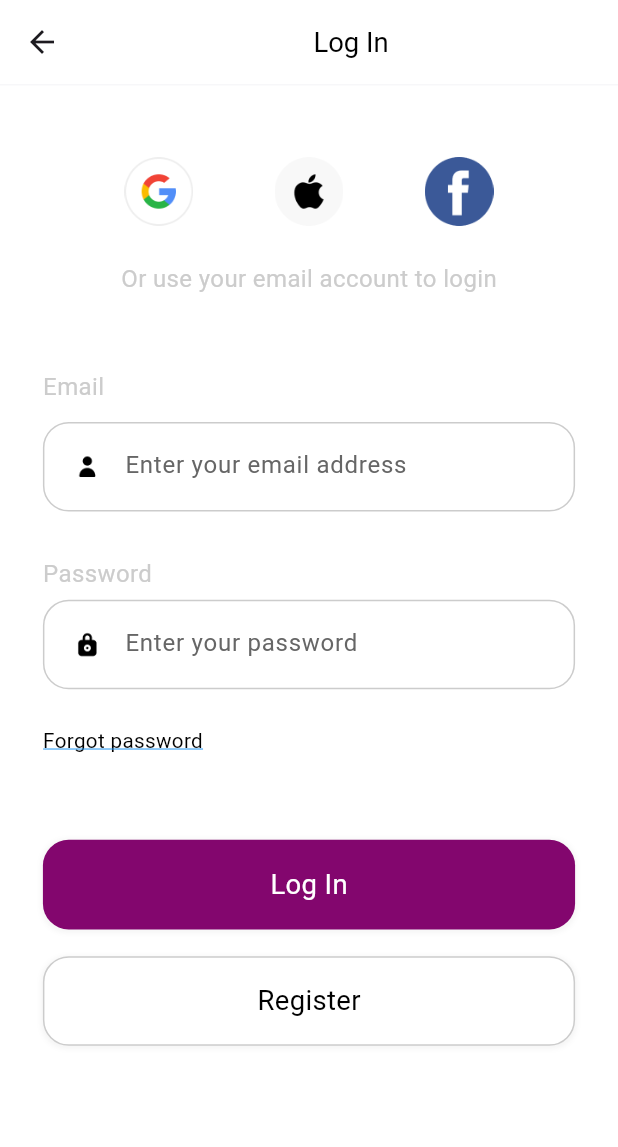
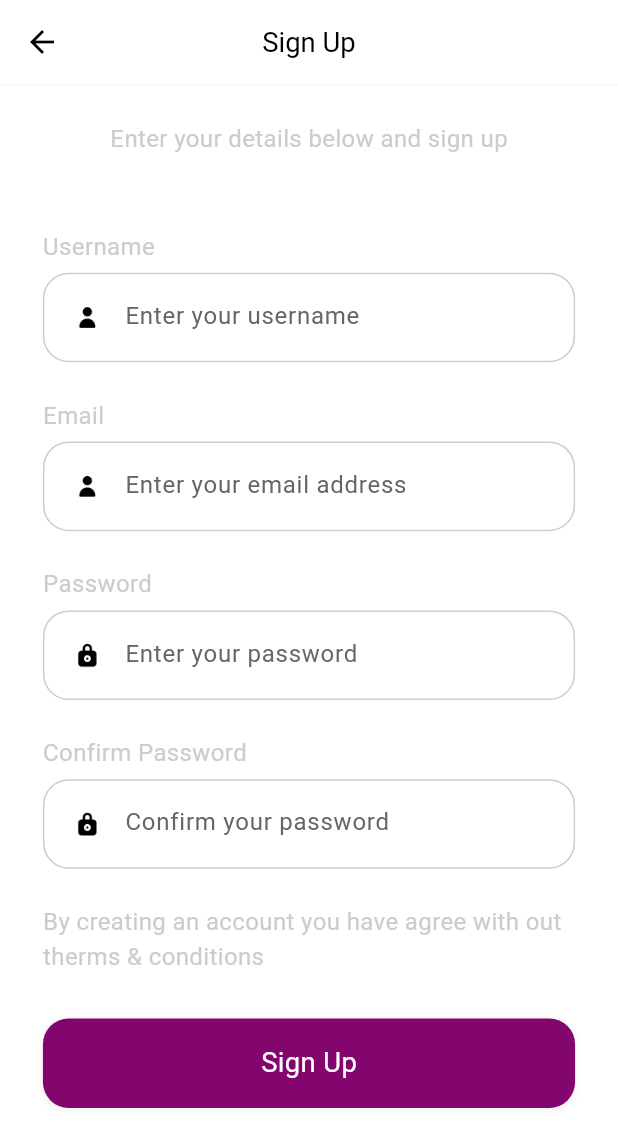
Before and after one commit to santetch/flutter_sample_course, a Flutter app: the SignIn screen opened by its route, after a tap on "Register", on a phone screen of 412 x 824 dp. Shown: the top 1147 px of the screen. Run offline on Flutter 3.47's test engine with Material 2 defaults, Android fonts, the phone set to English and light mode, and no system bars; our stand-ins replace cloud_firestore, dots_indicator, firebase_auth, firebase_core, flutter_bloc, flutter_screenutil and 1 more; accounts and stored records are empty; Roboto replaces fonts that are missing (Avenir).

Commit message:
adds register page

```diff
--- a/lib/main.dart
+++ b/lib/main.dart
@@ -4,7 +4,9 @@ import 'package:flutter_screenutil/flutter_screenutil.dart';
 import 'package:u_course_example/app_blocs.dart';
 import 'package:u_course_example/app_events.dart';
 import 'package:u_course_example/app_states.dart';
+import 'package:u_course_example/common/values/colors.dart';
 import 'package:u_course_example/pages/bloc_providers.dart';
+import 'package:u_course_example/pages/register/register.dart';
 import 'package:u_course_example/pages/sign_in/sign_in.dart';
 import 'package:firebase_core/firebase_core.dart';
 
@@ -30,6 +32,7 @@ class MyApp extends StatelessWidget {
           title: 'Flutter Demo',
           theme: ThemeData(
             appBarTheme: const AppBarTheme(
+              iconTheme: IconThemeData(color: AppColors.primaryText),
               elevation: 0,
               backgroundColor: Colors.white,
             ),
@@ -40,6 +43,7 @@ class MyApp extends StatelessWidget {
           routes: {
             "myHomePage": (context) => const MyHomePage(),
             "signIn": (context) => const SignIn(),
+            "register": (context) => const Register(),
           },
         ),
       ),
--- /dev/null
+++ b/lib/pages/register/register.dart
@@ -0,0 +1,88 @@
+import 'package:flutter/material.dart';
+import 'package:flutter_screenutil/flutter_screenutil.dart';
+
+import '../widgets/common_widgets.dart';
+
+class Register extends StatefulWidget {
+  const Register({super.key});
+
+  @override
+  State<Register> createState() => _RegisterState();
+}
+
+class _RegisterState extends State<Register> {
+  @override
+  Widget build(BuildContext context) {
+    return Container(
+      color: Colors.white,
+      child: SafeArea(
+        child: Scaffold(
+          backgroundColor: Colors.white,
+          appBar: buildAppBar("Sign Up"),
+          body: SingleChildScrollView(
+            child: Column(
+              crossAxisAlignment: CrossAxisAlignment.start,
+              children: [
+                SizedBox(
+                  height: 20.h,
+                ),
+                Center(
+                  child: reusableText("Enter your details below and sign up"),
+                ),
+                Container(
+                  margin: EdgeInsets.only(top: 36.h),
+                  padding: EdgeInsets.only(left: 25.w, right: 25.w),
+                  child: Column(
+                    crossAxisAlignment: CrossAxisAlignment.start,
+                    children: [
+                      reusableText("Username"),
+                      buildTextField(
+                        "Enter your username",
+                        "username",
+                        "user",
+                        (value) {},
+                      ),
+                      reusableText("Email"),
+                      buildTextField(
+                        "Enter your email address",
+                        "email",
+                        "user",
+                        (value) {},
+                      ),
+                      reusableText("Password"),
+                      buildTextField(
+                        "Enter your password",
+                        "password",
+                        "lock",
+                        (value) {},
+                      ),
+                      reusableText("Confirm Password"),
+                      buildTextField(
+                        "Confirm your password",
+                        "password",
+                        "lock",
+                        (value) {},
+                      ),
+                    ],
+                  ),
+                ),
+                Container(
+                  margin: EdgeInsets.only(left: 25.w),
+                  child: reusableText(
+                      "By creating an account you have agree with out therms & conditions"),
+                ),
+                buildLogInAndRegisterButtons(
+                  "Sign Up",
+                  "login",
+                  () {
+                    Navigator.of(context).pushNamed("register");
+                  },
+                ),
+              ],
+            ),
+          ),
+        ),
+      ),
+    );
+  }
+}
--- a/lib/pages/sign_in/sign_in.dart
+++ b/lib/pages/sign_in/sign_in.dart
@@ -5,7 +5,8 @@ import 'package:u_course_example/pages/sign_in/bloc/sign_in_bloc.dart';
 import 'package:u_course_example/pages/sign_in/bloc/sign_in_event.dart';
 import 'package:u_course_example/pages/sign_in/bloc/sign_in_states.dart';
 import 'package:u_course_example/pages/sign_in/sign_in_controller.dart';
-import 'package:u_course_example/pages/sign_in/widgets/sign_in_widget.dart';
+
+import '../widgets/common_widgets.dart';
 
 class SignIn extends StatefulWidget {
   const SignIn({super.key});
@@ -23,7 +24,7 @@ class _SignInState extends State<SignIn> {
         child: SafeArea(
           child: Scaffold(
             backgroundColor: Colors.white,
-            appBar: buildAppBar(),
+            appBar: buildAppBar("Log In"),
             body: SingleChildScrollView(
               child: Column(
                 crossAxisAlignment: CrossAxisAlignment.start,
@@ -74,7 +75,9 @@ class _SignInState extends State<SignIn> {
                   buildLogInAndRegisterButtons(
                     "Register",
                     "register",
-                    () {},
+                    () {
+                      Navigator.of(context).pushNamed("register");
+                    },
                   ),
                 ],
               ),
--- a/lib/pages/sign_in/widgets/sign_in_widget.dart
+++ b/lib/pages/widgets/common_widgets.dart
@@ -2,7 +2,7 @@ import 'package:flutter/material.dart';
 import 'package:flutter_screenutil/flutter_screenutil.dart';
 import 'package:u_course_example/common/values/colors.dart';
 
-AppBar buildAppBar() {
+AppBar buildAppBar(String type) {
   return AppBar(
     bottom: PreferredSize(
       preferredSize: const Size.fromHeight(1.0),
@@ -11,13 +11,13 @@ AppBar buildAppBar() {
         height: 1.0,
       ),
     ),
-    title: Center(
-      child: Text(
-        "Log In",
-        style: TextStyle(
-            color: AppColors.primaryText,
-            fontSize: 16.sp,
-            fontWeight: FontWeight.normal),
+    centerTitle: true,
+    title: Text(
+      type,
+      style: TextStyle(
+        color: AppColors.primaryText,
+        fontSize: 16.sp,
+        fontWeight: FontWeight.normal,
       ),
     ),
   );
```
